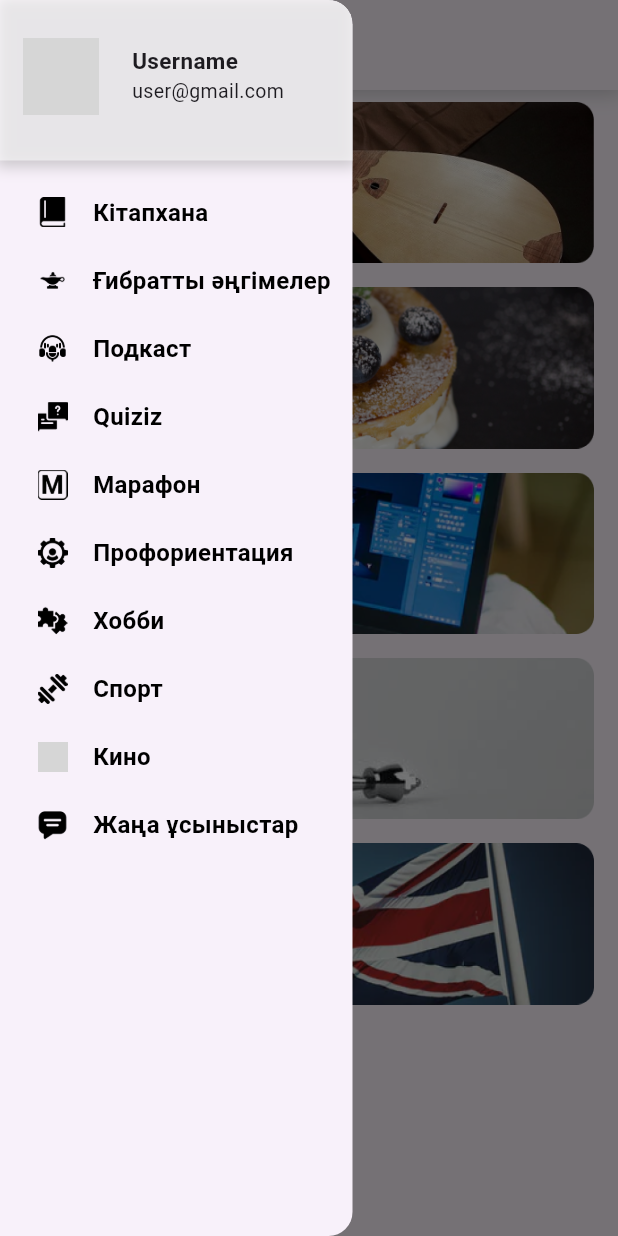
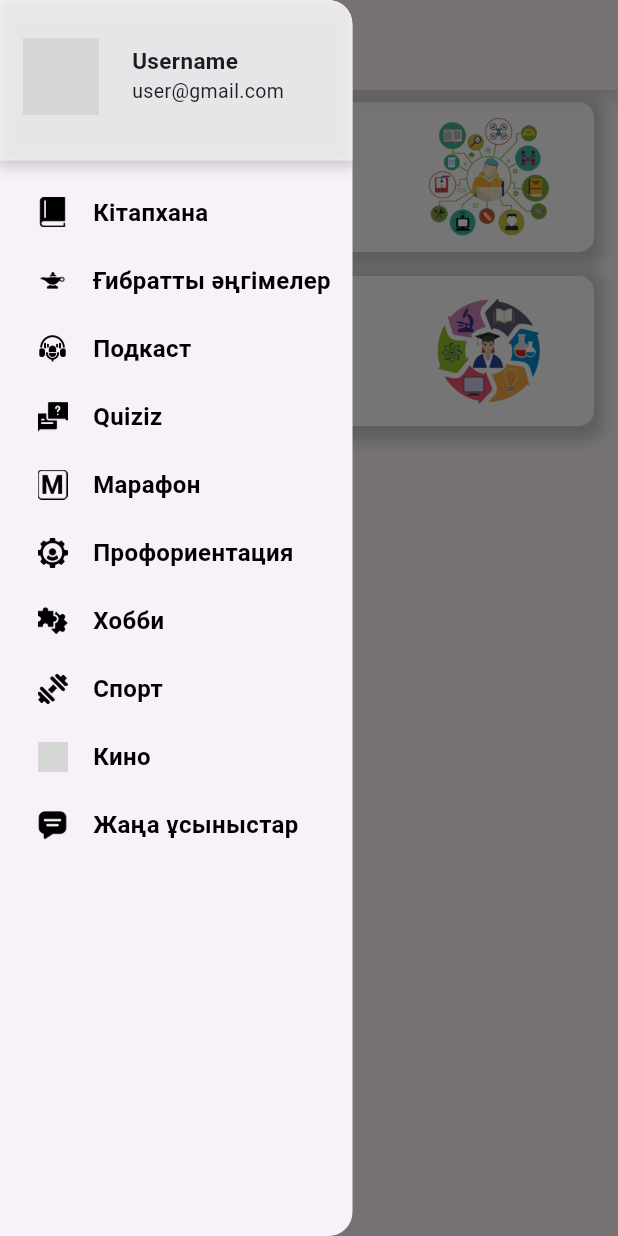
Before and after one commit to myktybayev/ozindiDamytFlutter2, a Flutter app: the ProforintationPage screen opened directly, with the side drawer open, on a phone screen of 412 x 824 dp. Run offline on Flutter 3.47's test engine with Material 3 defaults, Android fonts, the phone set to English and light mode, and no system bars; our stand-ins replace flutter_rating_bar, image_picker, sqflite; accounts and stored records are empty; network calls fail; project files that could hold a hidden picture were left out; grey boxes are pictures that could not be loaded.

Commit message:
proforintation page is done

```diff
--- a/lib/features/proforintation/pages/pro_list.dart
+++ /dev/null
@@ -1,100 +0,0 @@
-import 'package:flutter/material.dart';
-import 'package:ozindi_damyt/features/proforintation/pages/loadingpage.dart';
-
-List<Map<String, dynamic>> hobby = [
-  {
-    "id": 1,
-    "photo": "assets/images/hobby/img.png",
-    "name": "Домбыра үйрену",
-    "url": "UCyTeUcItLiosZvtHHOFAKLQ"
-  },
-  {
-    "id": 2,
-    "photo": "assets/images/hobby/img_1.png",
-    "name": "Тәтті пісіру",
-    "url": "UCzWAedCZRs02RxuEzX7bzDw"
-  },
-  {
-    "id": 3,
-    "photo": "assets/images/hobby/img_3.png",
-    "name": "Фотошоп уйрену",
-    "url": "UCkacKUAoMrtllypQ3yAsjIQ"
-  },
-  {
-    "id": 4,
-    "photo": "assets/images/hobby/img_2.png",
-    "name": "Шахмат үйрену",
-    "url": "UCqR09MTvuIYcQVDupvv6Wxw"
-  },
-  {
-    "id": 5,
-    "photo": "assets/images/hobby/img_4.png",
-    "name": "Ағылшын үйрену",
-    "url": "UC_3oKG5Szq-m6Xz-MjRZgpw"
-  }
-];
-
-class ProListWidget extends StatefulWidget {
-  const ProListWidget({Key? key}) : super(key: key);
-
-  @override
-  _ProListWidgetState createState() => _ProListWidgetState();
-}
-
-class _ProListWidgetState extends State<ProListWidget> {
-  bool _loading = false;
-
-  void _toggleLoading(bool value) {
-    setState(() {
-      _loading = value;
-    });
-  }
-
-  @override
-  Widget build(BuildContext context) {
-    return _loading
-        ? LoadingPage(
-            onStopLoading: () {
-              _toggleLoading(false);
-            },
-          )
-        : Expanded(
-            child: ListView.builder(
-              itemCount: hobby.length,
-              itemBuilder: (context, index) => Padding(
-                padding:
-                    const EdgeInsets.symmetric(vertical: 8.0, horizontal: 16.0),
-                child: GestureDetector(
-                  onTap: () {
-                    // Navigator.push(
-                    //   context,
-                    //   MaterialPageRoute(
-                    //     builder: (context) => ChannelList(hobby: hobby[index]),
-                    //   ),
-                    // );
-                  },
-                  key: ValueKey(hobby[index]["id"]),
-                  child: Stack(
-                    children: [
-                      Container(
-                        child: Image.asset(hobby[index]["photo"],
-                            fit: BoxFit.fill),
-                      ),
-                      Padding(
-                        padding: const EdgeInsets.only(left: 20, top: 10),
-                        child: Text(
-                          hobby[index]["name"],
-                          style: const TextStyle(
-                              fontWeight: FontWeight.bold,
-                              fontSize: 20,
-                              color: Colors.white),
-                        ),
-                      ),
-                    ],
-                  ),
-                ),
-              ),
-            ),
-          );
-  }
-}
--- /dev/null
+++ b/lib/features/proforintation/pages/pro_list_widget.dart
@@ -0,0 +1,109 @@
+import 'package:flutter/material.dart';
+import 'package:ozindi_damyt/features/proforintation/pages/loadingpage.dart';
+import 'package:url_launcher/url_launcher.dart';
+
+List<Map<String, dynamic>> hobby = [
+  {
+    "id": 1,
+    "photo": "assets/images/proforintation/img.png",
+    "text": "Profonline.kz",
+    "url": "https://profonline.kz"
+  },
+  {
+    "id": 2,
+    "photo": "assets/images/proforintation/img_1.png",
+    "text": "Nova Education",
+    "url": "https://novaedu.kz/"
+  },
+];
+
+class ProListWidget extends StatefulWidget {
+  const ProListWidget({Key? key}) : super(key: key);
+
+  @override
+  _ProListWidgetState createState() => _ProListWidgetState();
+}
+
+class _ProListWidgetState extends State<ProListWidget> {
+  bool _loading = false;
+
+  void _toggleLoading(bool value) {
+    setState(() {
+      _loading = value;
+    });
+  }
+
+  @override
+  Widget build(BuildContext context) {
+    return _loading
+        ? LoadingPage(
+            onStopLoading: () {
+              _toggleLoading(false);
+            },
+          )
+        : Expanded(
+            child: ListView.builder(
+              itemCount: hobby.length,
+              itemBuilder: (context, index) => Padding(
+                padding:
+                    const EdgeInsets.symmetric(vertical: 8.0, horizontal: 16.0),
+                child: GestureDetector(
+                  onTap: () {
+                    _launchURL(hobby[index]["url"]);
+                  },
+                  key: ValueKey(hobby[index]["id"]),
+                  child: Stack(
+                    children: [
+                      Container(
+                        width: 400,
+                        height: 100,
+                        decoration: BoxDecoration(
+                          borderRadius: BorderRadius.circular(10),
+                          color: Colors.white,
+                          boxShadow: [
+                            BoxShadow(
+                              color: Colors.grey.withOpacity(0.5),
+                              spreadRadius: 6,
+                              blurRadius: 7,
+                              offset: Offset(0, 3),
+                            ),
+                          ],
+                        ),
+                        child: Padding(
+                          padding: const EdgeInsets.only(top: 35, left: 60),
+                          child: Text(
+                            hobby[index]["text"],
+                            style: const TextStyle(
+                              fontWeight: FontWeight.bold,
+                              fontSize: 20,
+                              color: Colors.black,
+                            ),
+                          ),
+                        ),
+                      ),
+                      Padding(
+                        padding: const EdgeInsets.only(left: 270, top: 10),
+                        child: Container(
+                          width: 80,
+                          height: 80,
+                          child: Image.asset(
+                            hobby[index]["photo"],
+                          ),
+                        ),
+                      ),
+                    ],
+                  ),
+                ),
+              ),
+            ),
+          );
+  }
+
+  Future<void> _launchURL(String url) async {
+    if (await canLaunch(url)) {
+      await launch(url);
+    } else {
+      throw 'Could not launch $url';
+    }
+  }
+}
--- a/lib/features/proforintation/proforintation_page.dart
+++ b/lib/features/proforintation/proforintation_page.dart
@@ -1,6 +1,6 @@
 import 'package:flutter/material.dart';
 import 'package:ozindi_damyt/core/navigation/navigation.dart';
-import 'package:ozindi_damyt/features/proforintation/pages/pro_list.dart';
+import 'package:ozindi_damyt/features/proforintation/pages/pro_list_widget.dart';
 
 class ProforintationPage extends StatelessWidget {
   const ProforintationPage({super.key});
--- a/pubspec.yaml
+++ b/pubspec.yaml
@@ -74,6 +74,7 @@ flutter:
      - assets/images/library/
      - assets/images/quiz/
      - assets/images/hobby/
+     - assets/images/proforintation/
   #   - images/a_dot_ham.jpeg
 
   # An image asset can refer to one or more resolution-specific "variants", see
```
